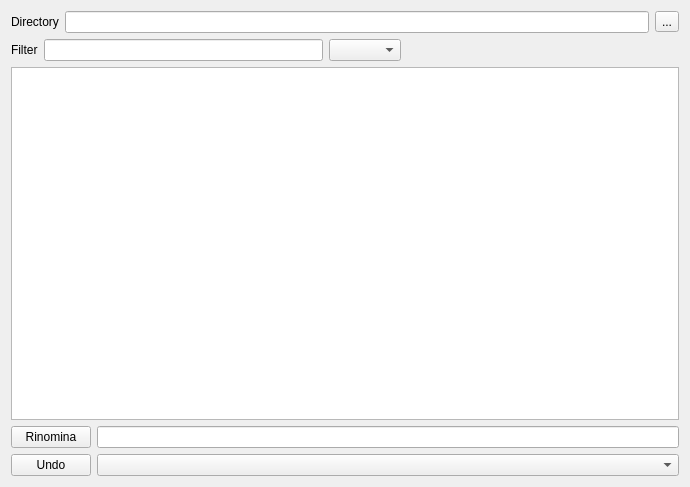
This is tweezers.ui in asterix24/Tweezers as Qt 5 draws it before an edit. The edited form follows.
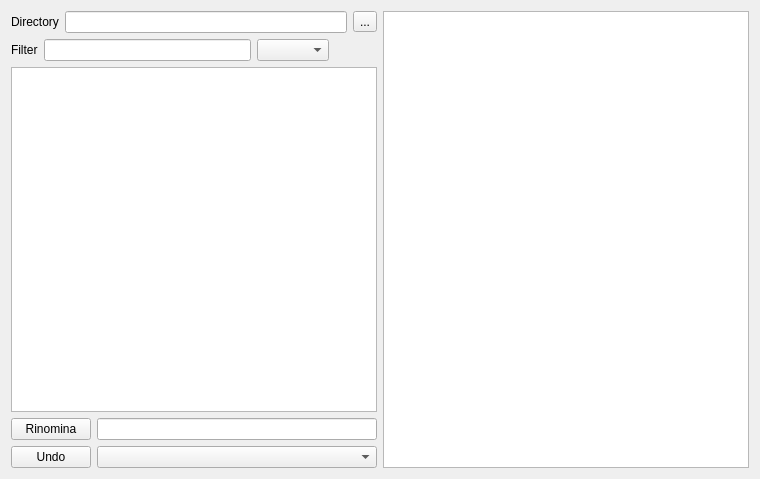
This is the edited form.

The edit to the form file:
```diff
--- a/tweezers.ui
+++ b/tweezers.ui
@@ -6,8 +6,8 @@
    <rect>
     <x>0</x>
     <y>0</y>
-    <width>690</width>
-    <height>487</height>
+    <width>760</width>
+    <height>479</height>
    </rect>
   </property>
   <property name="windowTitle">
@@ -153,6 +153,13 @@
       </item>
      </layout>
     </item>
+    <item row="1" column="3">
+     <layout class="QVBoxLayout" name="verticalLayout">
+      <item>
+       <widget class="QTextEdit" name="fileInfo"/>
+      </item>
+     </layout>
+    </item>
    </layout>
   </widget>
  </widget>
```
Left out of the diff: 15 changed lines with no effect on the pictures.
